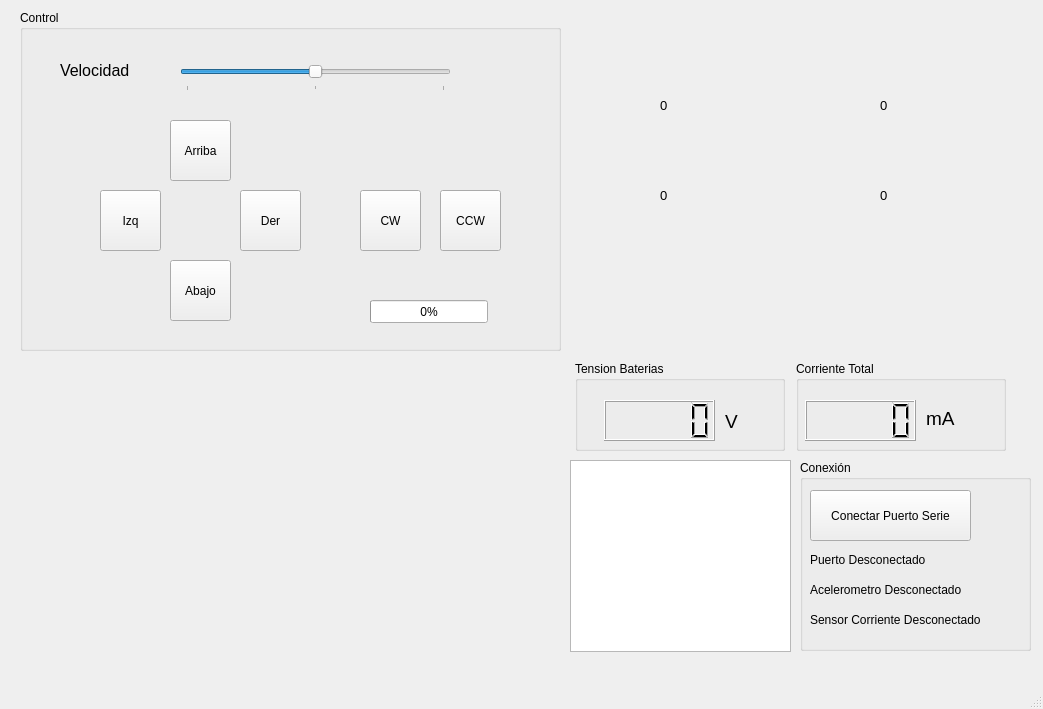
This is mainwindow.ui in MrBean2806/PF_ControlRobot_Qt as Qt 5 draws it before an edit. The edited form follows.
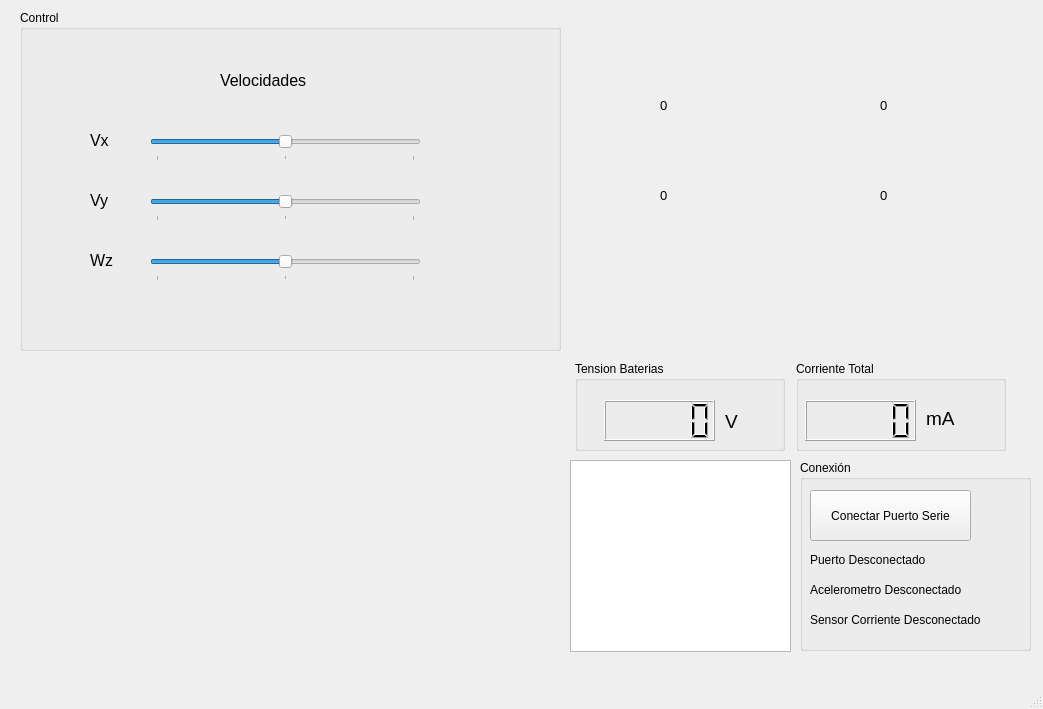
This is the edited form.

Commit message: Genera correctamente las rampas, cambio la UI

The edit to the form file:
```diff
--- a/mainwindow.ui
+++ b/mainwindow.ui
@@ -94,8 +94,8 @@
     <widget class="QLabel" name="label">
      <property name="geometry">
       <rect>
-       <x>40</x>
-       <y>40</y>
+       <x>200</x>
+       <y>50</y>
        <width>111</width>
        <height>41</height>
       </rect>
@@ -106,118 +106,89 @@
       </font>
      </property>
      <property name="text">
-      <string>Velocidad</string>
+      <string>Velocidades</string>
      </property>
     </widget>
-    <widget class="QLabel" name="label_velocidad">
-     <property name="geometry">
-      <rect>
-       <x>460</x>
-       <y>40</y>
-       <width>63</width>
-       <height>31</height>
-      </rect>
-     </property>
-     <property name="text">
-      <string/>
-     </property>
-    </widget>
-    <widget class="QPushButton" name="button_up">
-     <property name="geometry">
-      <rect>
-       <x>150</x>
-       <y>110</y>
-       <width>61</width>
-       <height>61</height>
-      </rect>
-     </property>
-     <property name="text">
-      <string>Arriba</string>
-     </property>
-    </widget>
-    <widget class="QPushButton" name="button_left">
-     <property name="geometry">
-      <rect>
-       <x>80</x>
-       <y>180</y>
-       <width>61</width>
-       <height>61</height>
-      </rect>
-     </property>
-     <property name="text">
-      <string>Izq</string>
-     </property>
-    </widget>
-    <widget class="QPushButton" name="button_right">
-     <property name="geometry">
-      <rect>
-       <x>220</x>
-       <y>180</y>
-       <width>61</width>
-       <height>61</height>
-      </rect>
-     </property>
-     <property name="text">
-      <string>Der</string>
-     </property>
-    </widget>
-    <widget class="QPushButton" name="button_cw">
-     <property name="geometry">
-      <rect>
-       <x>340</x>
-       <y>180</y>
-       <width>61</width>
-       <height>61</height>
-      </rect>
-     </property>
-     <property name="text">
-      <string>CW</string>
-     </property>
-    </widget>
-    <widget class="QPushButton" name="button_ccw">
+    <widget class="QLabel" name="label_vx">
      <property name="geometry">
       <rect>
        <x>420</x>
+       <y>110</y>
+       <width>63</width>
+       <height>31</height>
+      </rect>
+     </property>
+     <property name="text">
+      <string/>
+     </property>
+    </widget>
+    <widget class="QSlider" name="slider_vx">
+     <property name="geometry">
+      <rect>
+       <x>130</x>
+       <y>120</y>
+       <width>271</width>
+       <height>31</height>
+      </rect>
+     </property>
+     <property name="minimum">
+      <number>-100</number>
+     </property>
+     <property name="maximum">
+      <number>100</number>
+     </property>
+     <property name="value">
+      <number>0</number>
+     </property>
+     <property name="sliderPosition">
+      <number>0</number>
+     </property>
+     <property name="orientation">
+      <enum>Qt::Horizontal</enum>
+     </property>
+     <property name="tickPosition">
+      <enum>QSlider::TicksBelow</enum>
+     </property>
+     <property name="tickInterval">
+      <number>100</number>
+     </property>
+    </widget>
+    <widget class="QSlider" name="slider_vy">
+     <property name="geometry">
+      <rect>
+       <x>130</x>
        <y>180</y>
-       <width>61</width>
-       <height>61</height>
+       <width>271</width>
+       <height>31</height>
       </rect>
      </property>
-     <property name="text">
-      <string>CCW</string>
+     <property name="minimum">
+      <number>-100</number>
      </property>
-    </widget>
-    <widget class="QPushButton" name="button_down">
-     <property name="geometry">
-      <rect>
-       <x>150</x>
-       <y>250</y>
-       <width>61</width>
-       <height>61</height>
-      </rect>
+     <property name="maximum">
+      <number>100</number>
      </property>
-     <property name="text">
-      <string>Abajo</string>
-     </property>
-    </widget>
-    <widget class="QProgressBar" name="progressBar_rampaVel">
-     <property name="geometry">
-      <rect>
-       <x>350</x>
-       <y>290</y>
-       <width>118</width>
-       <height>23</height>
-      </rect>
-     </property>
      <property name="value">
       <number>0</number>
      </property>
+     <property name="sliderPosition">
+      <number>0</number>
+     </property>
+     <property name="orientation">
+      <enum>Qt::Horizontal</enum>
+     </property>
+     <property name="tickPosition">
+      <enum>QSlider::TicksBelow</enum>
+     </property>
+     <property name="tickInterval">
+      <number>100</number>
+     </property>
     </widget>
     <widget class="QSlider" name="slider_vel_ref">
      <property name="geometry">
       <rect>
-       <x>160</x>
-       <y>50</y>
+       <x>130</x>
+       <y>240</y>
        <width>271</width>
        <height>31</height>
       </rect>
@@ -244,6 +215,86 @@
       <number>100</number>
      </property>
     </widget>
+    <widget class="QLabel" name="label_2">
+     <property name="geometry">
+      <rect>
+       <x>70</x>
+       <y>110</y>
+       <width>31</width>
+       <height>41</height>
+      </rect>
+     </property>
+     <property name="font">
+      <font>
+       <pointsize>12</pointsize>
+      </font>
+     </property>
+     <property name="text">
+      <string>Vx</string>
+     </property>
+    </widget>
+    <widget class="QLabel" name="label_3">
+     <property name="geometry">
+      <rect>
+       <x>70</x>
+       <y>170</y>
+       <width>31</width>
+       <height>41</height>
+      </rect>
+     </property>
+     <property name="font">
+      <font>
+       <pointsize>12</pointsize>
+      </font>
+     </property>
+     <property name="text">
+      <string>Vy</string>
+     </property>
+    </widget>
+    <widget class="QLabel" name="label_5">
+     <property name="geometry">
+      <rect>
+       <x>70</x>
+       <y>230</y>
+       <width>31</width>
+       <height>41</height>
+      </rect>
+     </property>
+     <property name="font">
+      <font>
+       <pointsize>12</pointsize>
+      </font>
+     </property>
+     <property name="text">
+      <string>Wz</string>
+     </property>
+    </widget>
+    <widget class="QLabel" name="label_vy">
+     <property name="geometry">
+      <rect>
+       <x>410</x>
+       <y>170</y>
+       <width>63</width>
+       <height>31</height>
+      </rect>
+     </property>
+     <property name="text">
+      <string/>
+     </property>
+    </widget>
+    <widget class="QLabel" name="label_wz">
+     <property name="geometry">
+      <rect>
+       <x>410</x>
+       <y>230</y>
+       <width>63</width>
+       <height>31</height>
+      </rect>
+     </property>
+     <property name="text">
+      <string/>
+     </property>
+    </widget>
    </widget>
    <widget class="QWidget" name="gridLayoutWidget_2">
     <property name="geometry">
```
Left out of the diff: 2 changed lines with no effect on the pictures. The commit also changes 2 other files.
